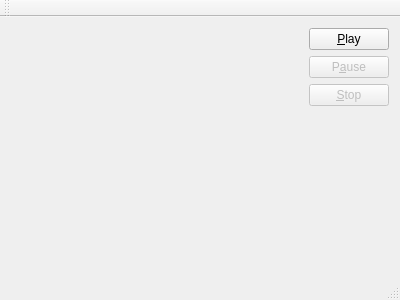
Above: mainwindow.ui from Taro3/linux_mp4_test before the change. Below: the same form after it.
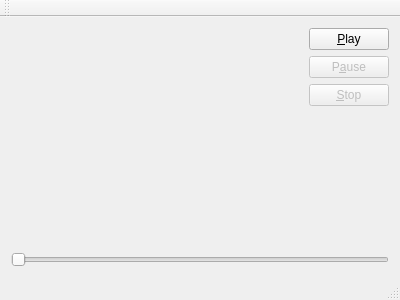
That is the form after the change.

Commit message:
再生位置スライダー実装
再生位置制御/表示用スライダー処理実装

What changed in the file:
```diff
--- a/mainwindow.ui
+++ b/mainwindow.ui
@@ -14,6 +14,8 @@
    <string>MainWindow</string>
   </property>
   <widget class="QWidget" name="centralWidget">
+   <layout class="QVBoxLayout" name="verticalLayout_2">
+    <item>
    <layout class="QHBoxLayout" name="horizontalLayout">
     <item>
      <widget class="QWidget" name="widget" native="true">
@@ -82,6 +84,21 @@
      </layout>
     </item>
    </layout>
+    </item>
+    <item>
+     <widget class="QSlider" name="horizontalSlider">
+      <property name="orientation">
+       <enum>Qt::Horizontal</enum>
+      </property>
+      <property name="invertedAppearance">
+       <bool>false</bool>
+      </property>
+      <property name="invertedControls">
+       <bool>false</bool>
+      </property>
+     </widget>
+    </item>
+   </layout>
   </widget>
   <widget class="QMenuBar" name="menuBar">
    <property name="geometry">
```
Left out of the diff: 2 changed lines with no effect on the pictures. Lines whose indentation alone changed are shown as unchanged. The commit also changes 2 other files.
